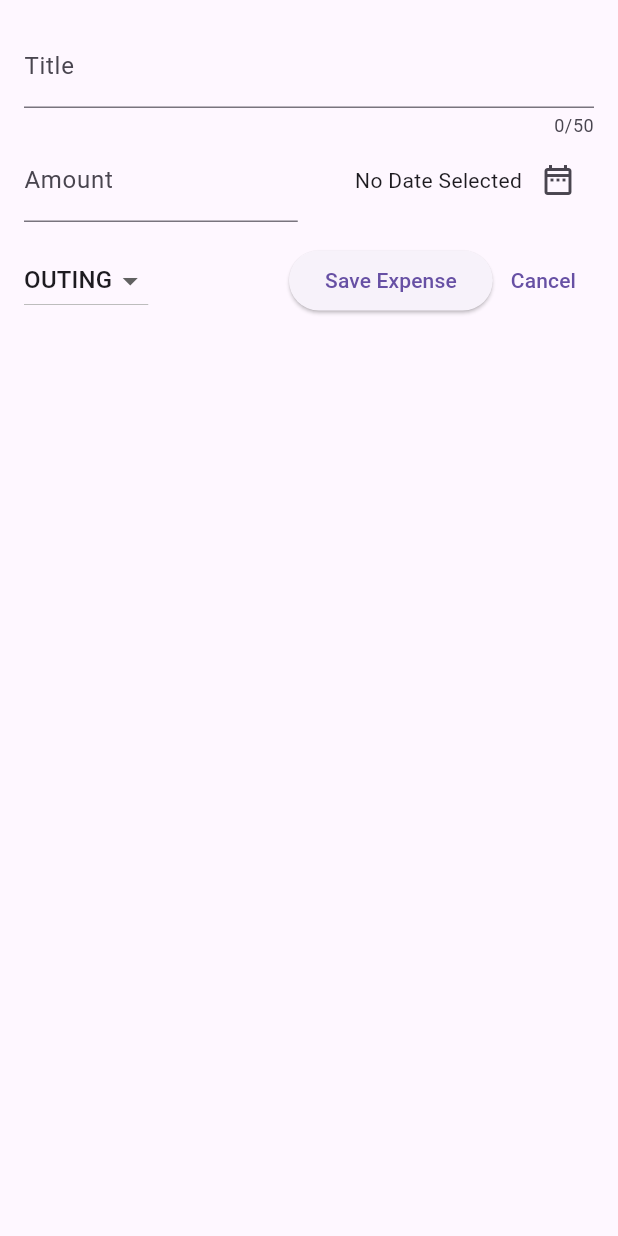
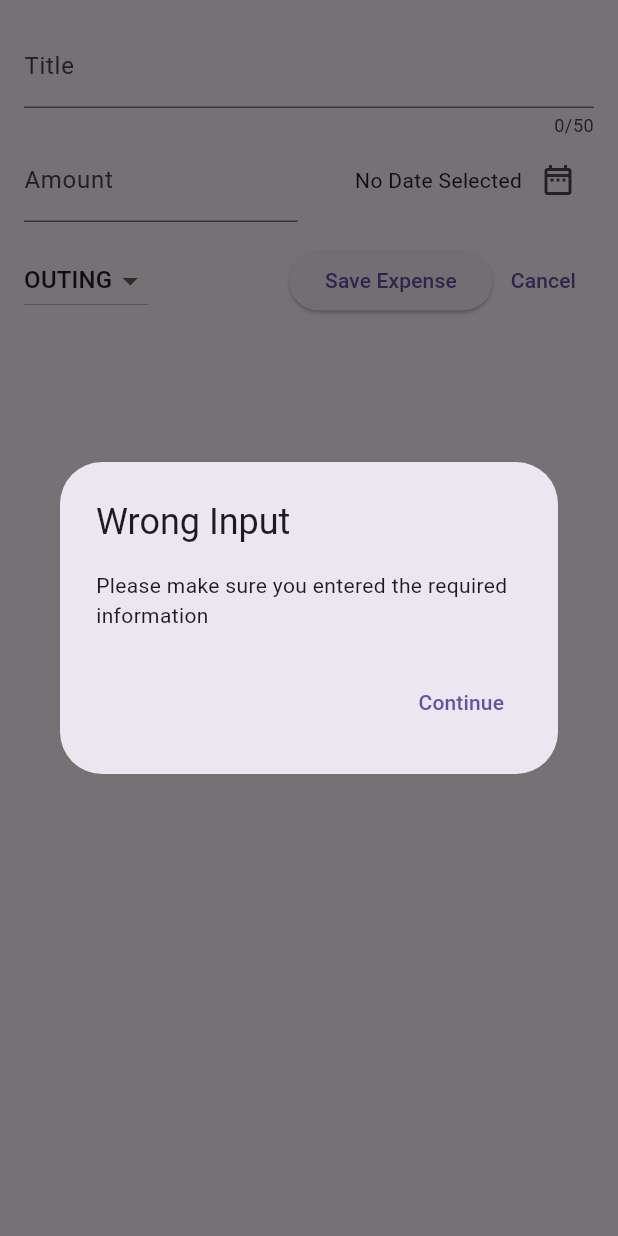
Before and after one commit to AaronPeterOcen/expense_tracker, a Flutter app: the NewExpense widget shown alone on an empty page, opened directly, after a tap on "Save Expense", on a phone screen of 412 x 824 dp. Run offline on Flutter 3.47's test engine with Material 3 defaults, Android fonts, the phone set to English and light mode, and no system bars.

Commit message:
validating user input and showing dialog message on error

```diff
--- a/lib/widgets/new_expense.dart
+++ b/lib/widgets/new_expense.dart
@@ -50,6 +50,32 @@ class _NewExpenseState extends State<NewExpense> {
     setState(() {
       _selectedDate = pickedDate;
     });
+  }
+
+  void _submitExpenseData() {
+    final enteredAmount = double.tryParse(_amountInputController.text);
+    final isAmountValid = enteredAmount == null || enteredAmount <= 0;
+    if (_textInputController.text.trim().isEmpty ||
+        isAmountValid ||
+        _selectedDate == null) {
+      showDialog(
+        context: context,
+        builder: (ctx) => AlertDialog(
+          title: const Text('Wrong Input'),
+          content: const Text(
+              'Please make sure you entered the required information'),
+          actions: [
+            TextButton(
+              onPressed: () {
+                Navigator.pop(ctx);
+              },
+              child: const Text('Continue'),
+            ),
+          ],
+        ),
+      );
+      return;
+    }
   }
 
   @override
@@ -127,10 +153,7 @@ class _NewExpenseState extends State<NewExpense> {
               ),
               const Spacer(),
               ElevatedButton(
-                onPressed: () {
-                  print(_textInputController.text);
-                  print(_amountInputController.text);
-                },
+                onPressed: _submitExpenseData,
                 child: const Text('Save Expense'),
               ),
               TextButton(
```
